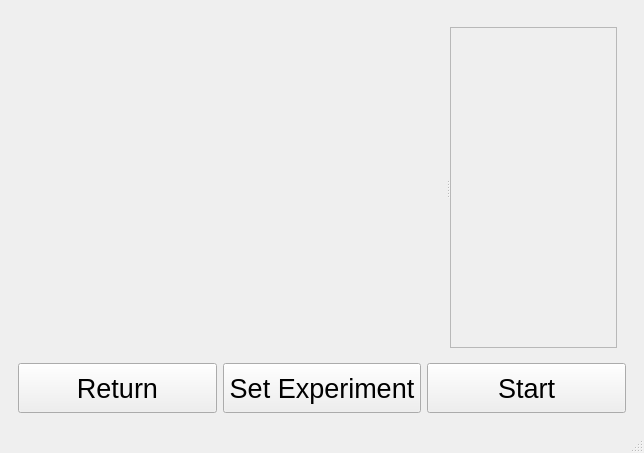
Qt form gui_design/main.ui (baukekooger/XY_Measurement) before a commit.
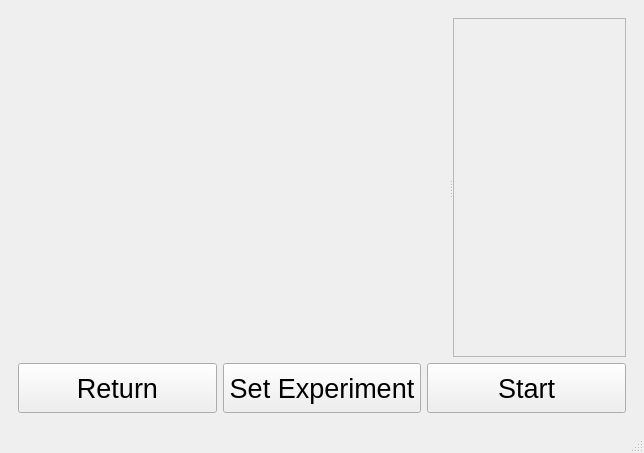
The same form after that commit. Custom widgets are drawn as their Qt base class.

Diff of the .ui file:
```diff
--- a/gui_design/main.ui
+++ b/gui_design/main.ui
@@ -130,6 +130,18 @@
             </sizepolicy>
            </property>
            <layout class="QGridLayout" name="gridLayout_6">
+            <property name="leftMargin">
+             <number>0</number>
+            </property>
+            <property name="topMargin">
+             <number>0</number>
+            </property>
+            <property name="rightMargin">
+             <number>0</number>
+            </property>
+            <property name="bottomMargin">
+             <number>0</number>
+            </property>
             <item row="0" column="0">
              <widget class="QSplitter" name="splitter_transmission_vertical">
               <property name="orientation">
@@ -167,8 +179,8 @@
                  <rect>
                   <x>0</x>
                   <y>0</y>
-                  <width>165</width>
-                  <height>272</height>
+                  <width>170</width>
+                  <height>316</height>
                  </rect>
                 </property>
                 <property name="sizePolicy">
```
Left out of the diff: 34 changed lines with no effect on the pictures.
